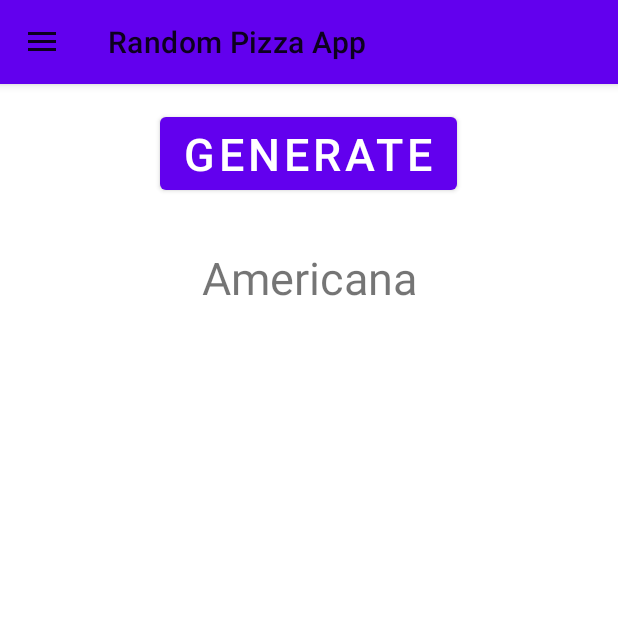
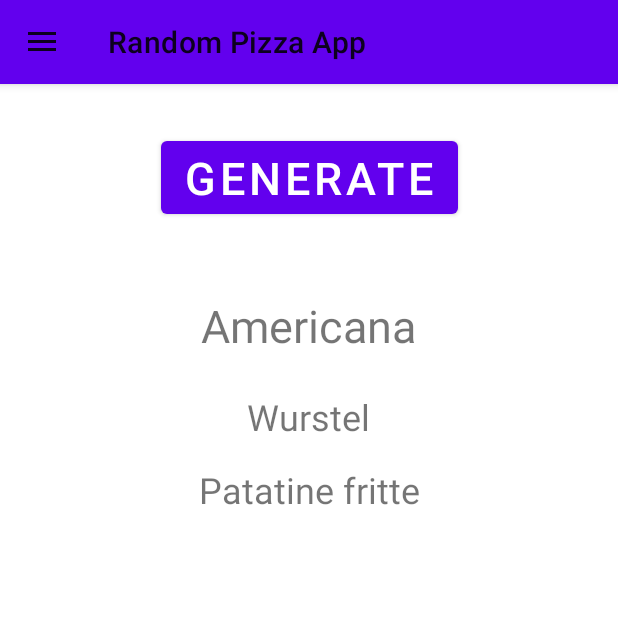
Before and after one commit to andrea-ga/Random-pizza-app, an Android app: the screen it shows after launch (MainActivity), after a tap on "GENERATE", on a phone screen of 412 x 824 dp, the top half of it. Run offline under Robolectric (Android 15) with nearby library versions, the phone set to English and light mode, and no system bars.

Commit message:
Updated Pizza Fragment Layout. Implemented showing pizza ingredients in Pizza Fragment

```diff
--- a/app/src/main/java/com/pizzaboys/randompizzaapp/MainActivity.java
+++ b/app/src/main/java/com/pizzaboys/randompizzaapp/MainActivity.java
@@ -40,7 +40,7 @@ public class MainActivity extends AppCompatActivity implements NavigationView.On
     private List<Pizza> pizzas = new ArrayList<>();
 
     private boolean[] filters = new boolean[7];
-    private Chip filter_vegetali, filter_pesce, filter_formaggi,  filter_salumi, filter_salse,
+    private Chip filter_vegetali, filter_pesce, filter_formaggi, filter_salumi, filter_salse,
             filter_frutta, filter_spezie;
 
     @Override
@@ -102,143 +102,143 @@ public class MainActivity extends AppCompatActivity implements NavigationView.On
 
     public void createAllList() {
         //INGREDIENTS
-        Ingredient olive = new Ingredient(getString(R.string.olive),getString(R.string.vegetali));
+        Ingredient olive = new Ingredient(getString(R.string.olive), getString(R.string.vegetali));
         ingredients.add(olive);
-        Ingredient zucchine = new Ingredient(getString(R.string.zucchine),getString(R.string.vegetali));
+        Ingredient zucchine = new Ingredient(getString(R.string.zucchine), getString(R.string.vegetali));
         ingredients.add(zucchine);
-        Ingredient melanzane = new Ingredient(getString(R.string.melanzane),getString(R.string.vegetali));
+        Ingredient melanzane = new Ingredient(getString(R.string.melanzane), getString(R.string.vegetali));
         ingredients.add(melanzane);
-        Ingredient peperoni = new Ingredient(getString(R.string.peperoni),getString(R.string.vegetali));
+        Ingredient peperoni = new Ingredient(getString(R.string.peperoni), getString(R.string.vegetali));
         ingredients.add(peperoni);
-        Ingredient asparagi = new Ingredient(getString(R.string.asparagi),getString(R.string.vegetali));
+        Ingredient asparagi = new Ingredient(getString(R.string.asparagi), getString(R.string.vegetali));
         ingredients.add(asparagi);
-        Ingredient friarelli = new Ingredient(getString(R.string.friarelli),getString(R.string.vegetali));
+        Ingredient friarelli = new Ingredient(getString(R.string.friarelli), getString(R.string.vegetali));
         ingredients.add(friarelli);
-        Ingredient rucola = new Ingredient(getString(R.string.rucola),getString(R.string.vegetali));
+        Ingredient rucola = new Ingredient(getString(R.string.rucola), getString(R.string.vegetali));
         ingredients.add(rucola);
-        Ingredient carciofi = new Ingredient(getString(R.string.carciofi),getString(R.string.vegetali));
+        Ingredient carciofi = new Ingredient(getString(R.string.carciofi), getString(R.string.vegetali));
         ingredients.add(carciofi);
-        Ingredient funghi_porcini = new Ingredient(getString(R.string.funghi_porcini),getString(R.string.vegetali));
+        Ingredient funghi_porcini = new Ingredient(getString(R.string.funghi_porcini), getString(R.string.vegetali));
         ingredients.add(funghi_porcini);
-        Ingredient funghi_champignon = new Ingredient(getString(R.string.funghi_champignon),getString(R.string.vegetali));
+        Ingredient funghi_champignon = new Ingredient(getString(R.string.funghi_champignon), getString(R.string.vegetali));
         ingredients.add(funghi_champignon);
-        Ingredient zucca = new Ingredient(getString(R.string.zucca),getString(R.string.vegetali));
+        Ingredient zucca = new Ingredient(getString(R.string.zucca), getString(R.string.vegetali));
         ingredients.add(zucca);
-        Ingredient patatine_fritte = new Ingredient(getString(R.string.patatine_fritte),getString(R.string.vegetali));
+        Ingredient patatine_fritte = new Ingredient(getString(R.string.patatine_fritte), getString(R.string.vegetali));
         ingredients.add(patatine_fritte);
-        Ingredient patate_lesse = new Ingredient(getString(R.string.patate_lesse),getString(R.string.vegetali));
+        Ingredient patate_lesse = new Ingredient(getString(R.string.patate_lesse), getString(R.string.vegetali));
         ingredients.add(patate_lesse);
-        Ingredient cipolla = new Ingredient(getString(R.string.cipolla),getString(R.string.vegetali));
+        Ingredient cipolla = new Ingredient(getString(R.string.cipolla), getString(R.string.vegetali));
         ingredients.add(cipolla);
-        Ingredient capperi = new Ingredient(getString(R.string.capperi),getString(R.string.vegetali));
+        Ingredient capperi = new Ingredient(getString(R.string.capperi), getString(R.string.vegetali));
         ingredients.add(capperi);
-        Ingredient fiori_di_zucca = new Ingredient(getString(R.string.fiori_di_zucca),getString(R.string.vegetali));
+        Ingredient fiori_di_zucca = new Ingredient(getString(R.string.fiori_di_zucca), getString(R.string.vegetali));
         ingredients.add(fiori_di_zucca);
-        Ingredient pistacchi = new Ingredient(getString(R.string.pistacchi),getString(R.string.vegetali));
+        Ingredient pistacchi = new Ingredient(getString(R.string.pistacchi), getString(R.string.vegetali));
         ingredients.add(pistacchi);
-        Ingredient radicchio = new Ingredient(getString(R.string.radicchio),getString(R.string.vegetali));
+        Ingredient radicchio = new Ingredient(getString(R.string.radicchio), getString(R.string.vegetali));
         ingredients.add(radicchio);
-        Ingredient fagioli = new Ingredient(getString(R.string.fagioli),getString(R.string.vegetali));
+        Ingredient fagioli = new Ingredient(getString(R.string.fagioli), getString(R.string.vegetali));
         ingredients.add(fagioli);
-        Ingredient mais = new Ingredient(getString(R.string.mais),getString(R.string.vegetali));
+        Ingredient mais = new Ingredient(getString(R.string.mais), getString(R.string.vegetali));
         ingredients.add(mais);
-        Ingredient noci = new Ingredient(getString(R.string.noci),getString(R.string.vegetali));
+        Ingredient noci = new Ingredient(getString(R.string.noci), getString(R.string.vegetali));
         ingredients.add(noci);
-        Ingredient cime_di_rapa = new Ingredient(getString(R.string.cime_di_rapa),getString(R.string.vegetali));
+        Ingredient cime_di_rapa = new Ingredient(getString(R.string.cime_di_rapa), getString(R.string.vegetali));
         ingredients.add(cime_di_rapa);
-        Ingredient pomodori_secchi = new Ingredient(getString(R.string.pomodori_secchi),getString(R.string.vegetali));
+        Ingredient pomodori_secchi = new Ingredient(getString(R.string.pomodori_secchi), getString(R.string.vegetali));
         ingredients.add(pomodori_secchi);
 
-        Ingredient speck = new Ingredient(getString(R.string.speck),getString(R.string.salumi));
+        Ingredient speck = new Ingredient(getString(R.string.speck), getString(R.string.salumi));
         ingredients.add(speck);
-        Ingredient prosciutto_cotto = new Ingredient(getString(R.string.prosciutto_cotto),getString(R.string.salumi));
+        Ingredient prosciutto_cotto = new Ingredient(getString(R.string.prosciutto_cotto), getString(R.string.salumi));
         ingredients.add(prosciutto_cotto);
-        Ingredient prosciutto_crudo = new Ingredient(getString(R.string.prosciutto_crudo),getString(R.string.salumi));
+        Ingredient prosciutto_crudo = new Ingredient(getString(R.string.prosciutto_crudo), getString(R.string.salumi));
         ingredients.add(prosciutto_crudo);
-        Ingredient salame_piccante = new Ingredient(getString(R.string.salame_piccante),getString(R.string.salumi));
+        Ingredient salame_piccante = new Ingredient(getString(R.string.salame_piccante), getString(R.string.salumi));
         ingredients.add(salame_piccante);
-        Ingredient salame_dolce = new Ingredient(getString(R.string.salame_dolce),getString(R.string.salumi));
+        Ingredient salame_dolce = new Ingredient(getString(R.string.salame_dolce), getString(R.string.salumi));
         ingredients.add(salame_dolce);
-        Ingredient salsiccia = new Ingredient(getString(R.string.salsiccia),getString(R.string.salumi));
+        Ingredient salsiccia = new Ingredient(getString(R.string.salsiccia), getString(R.string.salumi));
         ingredients.add(salsiccia);
-        Ingredient nduja = new Ingredient(getString(R.string.nduja),getString(R.string.salumi));
+        Ingredient nduja = new Ingredient(getString(R.string.nduja), getString(R.string.salumi));
         ingredients.add(nduja);
-        Ingredient pancetta = new Ingredient(getString(R.string.pancetta),getString(R.string.salumi));
+        Ingredient pancetta = new Ingredient(getString(R.string.pancetta), getString(R.string.salumi));
         ingredients.add(pancetta);
-        Ingredient bresaola = new Ingredient(getString(R.string.bresaola),getString(R.string.salumi));
+        Ingredient bresaola = new Ingredient(getString(R.string.bresaola), getString(R.string.salumi));
         ingredients.add(bresaola);
-        Ingredient uovo = new Ingredient(getString(R.string.uovo),getString(R.string.salumi));
+        Ingredient uovo = new Ingredient(getString(R.string.uovo), getString(R.string.salumi));
         ingredients.add(uovo);
-        Ingredient mortadella = new Ingredient(getString(R.string.mortadella),getString(R.string.salumi));
+        Ingredient mortadella = new Ingredient(getString(R.string.mortadella), getString(R.string.salumi));
         ingredients.add(mortadella);
-        Ingredient wurstel = new Ingredient(getString(R.string.wurstel),getString(R.string.salumi));
+        Ingredient wurstel = new Ingredient(getString(R.string.wurstel), getString(R.string.salumi));
         ingredients.add(wurstel);
-        Ingredient capocollo = new Ingredient(getString(R.string.capocollo),getString(R.string.salumi));
+        Ingredient capocollo = new Ingredient(getString(R.string.capocollo), getString(R.string.salumi));
         ingredients.add(capocollo);
-        Ingredient lardo = new Ingredient(getString(R.string.lardo),getString(R.string.salumi));
+        Ingredient lardo = new Ingredient(getString(R.string.lardo), getString(R.string.salumi));
         ingredients.add(lardo);
 
-        Ingredient mozzarella_di_bufala = new Ingredient(getString(R.string.mozzarella_di_bufala),getString(R.string.formaggi));
+        Ingredient mozzarella_di_bufala = new Ingredient(getString(R.string.mozzarella_di_bufala), getString(R.string.formaggi));
         ingredients.add(mozzarella_di_bufala);
-        Ingredient scamorza = new Ingredient(getString(R.string.scamorza),getString(R.string.formaggi));
+        Ingredient scamorza = new Ingredient(getString(R.string.scamorza), getString(R.string.formaggi));
         ingredients.add(scamorza);
-        Ingredient taleggio = new Ingredient(getString(R.string.taleggio),getString(R.string.formaggi));
+        Ingredient taleggio = new Ingredient(getString(R.string.taleggio), getString(R.string.formaggi));
         ingredients.add(taleggio);
-        Ingredient brie = new Ingredient(getString(R.string.brie),getString(R.string.formaggi));
+        Ingredient brie = new Ingredient(getString(R.string.brie), getString(R.string.formaggi));
         ingredients.add(brie);
-        Ingredient gorgonzola = new Ingredient(getString(R.string.gorgonzola),getString(R.string.formaggi));
+        Ingredient gorgonzola = new Ingredient(getString(R.string.gorgonzola), getString(R.string.formaggi));
         ingredients.add(gorgonzola);
-        Ingredient parmigiano = new Ingredient(getString(R.string.parmigiano),getString(R.string.formaggi));
+        Ingredient parmigiano = new Ingredient(getString(R.string.parmigiano), getString(R.string.formaggi));
         ingredients.add(parmigiano);
-        Ingredient emmenthal = new Ingredient(getString(R.string.emmenthal),getString(R.string.formaggi));
+        Ingredient emmenthal = new Ingredient(getString(R.string.emmenthal), getString(R.string.formaggi));
         ingredients.add(emmenthal);
-        Ingredient burrata = new Ingredient(getString(R.string.burrata),getString(R.string.formaggi));
+        Ingredient burrata = new Ingredient(getString(R.string.burrata), getString(R.string.formaggi));
         ingredients.add(burrata);
-        Ingredient stracciatella = new Ingredient(getString(R.string.stracciatella),getString(R.string.formaggi));
+        Ingredient stracciatella = new Ingredient(getString(R.string.stracciatella), getString(R.string.formaggi));
         ingredients.add(stracciatella);
-        Ingredient provola_affumicata = new Ingredient(getString(R.string.provola_affumicata),getString(R.string.formaggi));
+        Ingredient provola_affumicata = new Ingredient(getString(R.string.provola_affumicata), getString(R.string.formaggi));
         ingredients.add(provola_affumicata);
-        Ingredient fontina = new Ingredient(getString(R.string.fontina),getString(R.string.formaggi));
+        Ingredient fontina = new Ingredient(getString(R.string.fontina), getString(R.string.formaggi));
         ingredients.add(fontina);
 
-        Ingredient salmone = new Ingredient(getString(R.string.salmone),getString(R.string.pesce));
+        Ingredient salmone = new Ingredient(getString(R.string.salmone), getString(R.string.pesce));
         ingredients.add(salmone);
-        Ingredient tonno = new Ingredient(getString(R.string.tonno),getString(R.string.pesce));
+        Ingredient tonno = new Ingredient(getString(R.string.tonno), getString(R.string.pesce));
         ingredients.add(tonno);
-        Ingredient frutti_di_mare = new Ingredient(getString(R.string.frutti_di_mare),getString(R.string.pesce));
+        Ingredient frutti_di_mare = new Ingredient(getString(R.string.frutti_di_mare), getString(R.string.pesce));
         ingredients.add(frutti_di_mare);
-        Ingredient acciughe = new Ingredient(getString(R.string.acciughe),getString(R.string.pesce));
+        Ingredient acciughe = new Ingredient(getString(R.string.acciughe), getString(R.string.pesce));
         ingredients.add(acciughe);
-        Ingredient gamberetti = new Ingredient(getString(R.string.gamberetti),getString(R.string.pesce));
+        Ingredient gamberetti = new Ingredient(getString(R.string.gamberetti), getString(R.string.pesce));
         ingredients.add(gamberetti);
-        Ingredient surimi = new Ingredient(getString(R.string.surimi),getString(R.string.pesce));
+        Ingredient surimi = new Ingredient(getString(R.string.surimi), getString(R.string.pesce));
         ingredients.add(surimi);
-        Ingredient anelli_di_calamari = new Ingredient(getString(R.string.anelli_di_calamari),getString(R.string.pesce));
+        Ingredient anelli_di_calamari = new Ingredient(getString(R.string.anelli_di_calamari), getString(R.string.pesce));
         ingredients.add(anelli_di_calamari);
 
-        Ingredient pesto_alla_genovese = new Ingredient(getString(R.string.pesto_alla_genovese),getString(R.string.salse));
+        Ingredient pesto_alla_genovese = new Ingredient(getString(R.string.pesto_alla_genovese), getString(R.string.salse));
         ingredients.add(pesto_alla_genovese);
-        Ingredient panna = new Ingredient(getString(R.string.panna),getString(R.string.salse));
+        Ingredient panna = new Ingredient(getString(R.string.panna), getString(R.string.salse));
         ingredients.add(panna);
-        Ingredient pesto_di_pistacchi = new Ingredient(getString(R.string.pesto_di_pistacchi),getString(R.string.salse));
+        Ingredient pesto_di_pistacchi = new Ingredient(getString(R.string.pesto_di_pistacchi), getString(R.string.salse));
         ingredients.add(pesto_di_pistacchi);
 
-        Ingredient pere = new Ingredient(getString(R.string.pere),getString(R.string.frutta));
+        Ingredient pere = new Ingredient(getString(R.string.pere), getString(R.string.frutta));
         ingredients.add(pere);
-        Ingredient mele = new Ingredient(getString(R.string.mele),getString(R.string.frutta));
+        Ingredient mele = new Ingredient(getString(R.string.mele), getString(R.string.frutta));
         ingredients.add(mele);
-        Ingredient ananas = new Ingredient(getString(R.string.ananas),getString(R.string.frutta));
+        Ingredient ananas = new Ingredient(getString(R.string.ananas), getString(R.string.frutta));
         ingredients.add(ananas);
 
-        Ingredient origano = new Ingredient(getString(R.string.origano),getString(R.string.spezie));
+        Ingredient origano = new Ingredient(getString(R.string.origano), getString(R.string.spezie));
         ingredients.add(origano);
-        Ingredient rosmarino = new Ingredient(getString(R.string.rosmarino),getString(R.string.spezie));
+        Ingredient rosmarino = new Ingredient(getString(R.string.rosmarino), getString(R.string.spezie));
         ingredients.add(rosmarino);
-        Ingredient aglio = new Ingredient(getString(R.string.aglio),getString(R.string.spezie));
+        Ingredient aglio = new Ingredient(getString(R.string.aglio), getString(R.string.spezie));
         ingredients.add(aglio);
-        Ingredient peperoncino = new Ingredient(getString(R.string.peperoncino),getString(R.string.spezie));
+        Ingredient peperoncino = new Ingredient(getString(R.string.peperoncino), getString(R.string.spezie));
         ingredients.add(peperoncino);
-        Ingredient basilico = new Ingredient(getString(R.string.basilico),getString(R.string.spezie));
+        Ingredient basilico = new Ingredient(getString(R.string.basilico), getString(R.string.spezie));
         ingredients.add(basilico);
 
 
@@ -292,6 +292,32 @@ public class MainActivity extends AppCompatActivity implements NavigationView.On
 
             TextView textView = findViewById(R.id.textView);
             textView.setText(pizza_name);
+
+
+            TextView textView1 = findViewById(R.id.textView7);
+            TextView textView2 = findViewById(R.id.textView9);
+            TextView textView3 = findViewById(R.id.textView10);
+            TextView textView4 = findViewById(R.id.textView11);
+
+            textView1.setText("");
+            textView2.setText("");
+            textView3.setText("");
+            textView4.setText("");
+
+            switch (p_show.getIngredients().size()) {
+                case 4:
+                    textView4.setText(p_show.getIngredients().get(3).getName());
+                case 3:
+                    textView3.setText(p_show.getIngredients().get(2).getName());
+                case 2:
+                    textView2.setText(p_show.getIngredients().get(1).getName());
+                case 1:
+                    textView1.setText(p_show.getIngredients().get(0).getName());
+                    break;
+                case 0:
+                    break;
+            }
+
         }
 
     }
@@ -312,7 +338,7 @@ public class MainActivity extends AppCompatActivity implements NavigationView.On
         r3 = new Random();
         r4 = new Random();
 
-        if(filters[0] || filters[1] || filters[2] || filters[3] || filters[4] || filters[5] || filters[6]){
+        if (filters[0] || filters[1] || filters[2] || filters[3] || filters[4] || filters[5] || filters[6]) {
             for (Iterator<Ingredient> iterator = filtered_ingredients.iterator(); iterator.hasNext(); ) {
                 Ingredient ingredient = iterator.next();
                 if (filters[0] && ingredient.getCategory() != null
--- a/app/src/main/java/com/pizzaboys/randompizzaapp/Pizza.java
+++ b/app/src/main/java/com/pizzaboys/randompizzaapp/Pizza.java
@@ -5,15 +5,10 @@ import java.util.List;
 
 public class Pizza {
     private String name;
-    private List<Ingredient> pizza_ingredients;
+    private List<Ingredient> pizza_ingredients = new ArrayList<>();
 
     public Pizza(String name) {
         this.name = name;
-    }
-
-    public Pizza(String name, List<Ingredient> pizza_ingredients) {
-        this.name = name;
-        this.pizza_ingredients = new ArrayList<>();
     }
 
     public String getName() {
@@ -25,6 +20,6 @@ public class Pizza {
     }
 
     public void addIngredient(Ingredient ingredient) {
-        pizza_ingredients.add(ingredient);
+        this.pizza_ingredients.add(ingredient);
     }
 }
--- a/app/src/main/res/layout/fragment_pizza.xml
+++ b/app/src/main/res/layout/fragment_pizza.xml
@@ -17,25 +17,65 @@
         android:onClick="generatePizza"
         android:text="@string/button_pizza"
         android:textSize="30sp"
-        app:layout_constraintBottom_toTopOf="@+id/textView"
+        app:layout_constraintBottom_toBottomOf="parent"
         app:layout_constraintEnd_toEndOf="parent"
-        app:layout_constraintHorizontal_bias="0.498"
         app:layout_constraintStart_toStartOf="parent"
-        app:layout_constraintTop_toTopOf="parent" />
+        app:layout_constraintTop_toTopOf="parent"
+        app:layout_constraintVertical_bias="0.023" />
 
     <TextView
         android:id="@+id/textView"
         android:layout_width="wrap_content"
-        android:layout_height="0dp"
+        android:layout_height="wrap_content"
         android:layout_marginStart="16dp"
         android:layout_marginLeft="16dp"
-        android:layout_marginTop="32dp"
+        android:layout_marginTop="48dp"
         android:layout_marginEnd="16dp"
         android:layout_marginRight="16dp"
-        android:layout_marginBottom="16dp"
         android:textSize="30sp"
-        app:layout_constraintBottom_toBottomOf="parent"
+        app:layout_constraintEnd_toEndOf="parent"
+        app:layout_constraintHorizontal_bias="0.498"
+        app:layout_constraintStart_toStartOf="parent"
+        app:layout_constraintTop_toBottomOf="@+id/button" />
+
+    <TextView
+        android:id="@+id/textView7"
+        android:layout_width="wrap_content"
+        android:layout_height="wrap_content"
+        android:layout_marginTop="24dp"
+        android:textSize="24sp"
+        app:layout_constraintEnd_toEndOf="parent"
+        app:layout_constraintHorizontal_bias="0.498"
+        app:layout_constraintStart_toStartOf="parent"
+        app:layout_constraintTop_toBottomOf="@+id/textView" />
+
+    <TextView
+        android:id="@+id/textView9"
+        android:layout_width="wrap_content"
+        android:layout_height="wrap_content"
+        android:layout_marginTop="16dp"
+        android:textSize="24sp"
         app:layout_constraintEnd_toEndOf="parent"
         app:layout_constraintStart_toStartOf="parent"
-        app:layout_constraintTop_toBottomOf="@+id/button" />
+        app:layout_constraintTop_toBottomOf="@+id/textView7" />
+
+    <TextView
+        android:id="@+id/textView10"
+        android:layout_width="wrap_content"
+        android:layout_height="wrap_content"
+        android:layout_marginTop="16dp"
+        android:textSize="24sp"
+        app:layout_constraintEnd_toEndOf="parent"
+        app:layout_constraintStart_toStartOf="parent"
+        app:layout_constraintTop_toBottomOf="@+id/textView9" />
+
+    <TextView
+        android:id="@+id/textView11"
+        android:layout_width="wrap_content"
+        android:layout_height="wrap_content"
+        android:layout_marginTop="16dp"
+        android:textSize="24sp"
+        app:layout_constraintEnd_toEndOf="parent"
+        app:layout_constraintStart_toStartOf="parent"
+        app:layout_constraintTop_toBottomOf="@+id/textView10" />
 </androidx.constraintlayout.widget.ConstraintLayout>
```
